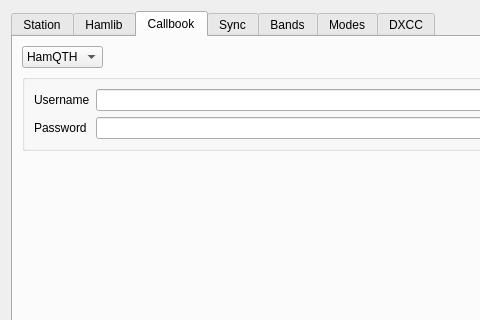
k5mcd/QLog, file ui/SettingsDialog.ui: the form before one commit; both pictures show x 0 to 480 and y 0 to 320 of the 756 by 850 pixel window.
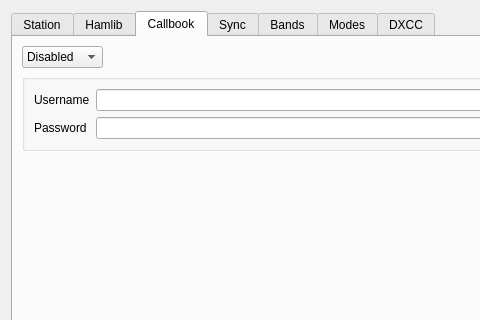
The form after the commit. The open tabs and pages were chosen to show the change. Icons and pictures are not drawn.

The edit to the form file:
```diff
--- a/ui/SettingsDialog.ui
+++ b/ui/SettingsDialog.ui
@@ -878,6 +878,11 @@
            <verstretch>0</verstretch>
           </sizepolicy>
          </property>
+         <item>
+          <property name="text">
+           <string>Disabled</string>
+          </property>
+         </item>
          <item>
           <property name="text">
            <string>HamQTH</string>
```
Left out of the diff: 19 changed lines with no effect on the pictures.
